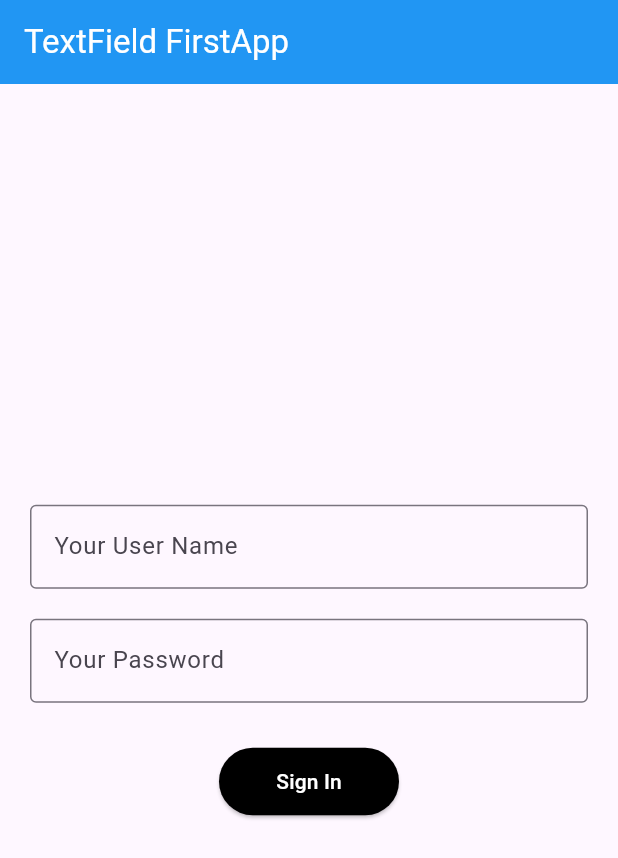
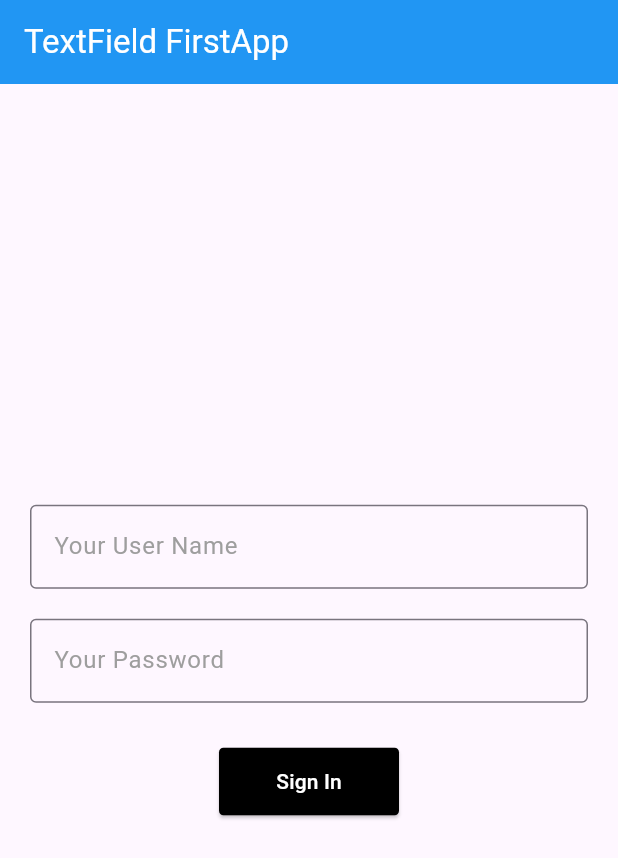
Before and after one commit to vedant15708/task_29_9_25, a Flutter app: the LoginScreen screen opened directly, on a phone screen of 412 x 824 dp. Shown: the top 858 px of the screen. Run offline on Flutter 3.47's test engine with Material 3 defaults, Android fonts, the phone set to English and light mode, and no system bars; our stand-ins replace fluttertoast.

Commit message:
Text field

```diff
--- a/lib/TextFieldDemo.dart
+++ b/lib/TextFieldDemo.dart
@@ -24,6 +24,30 @@ class LoginScreen extends StatefulWidget {
 }
 
 class _LoginScreenState extends State<LoginScreen> {
+  late FocusNode _usernameFocusNode;
+  late FocusNode _passwordFocusNode;
+
+  @override
+  void initState() {
+    super.initState();
+    _usernameFocusNode = FocusNode();
+    _passwordFocusNode = FocusNode();
+
+    _usernameFocusNode.addListener(() {
+      setState(() {});
+    });
+    _passwordFocusNode.addListener(() {
+      setState(() {});
+    });
+  }
+
+  @override
+  void dispose() {
+    _usernameFocusNode.dispose();
+    _passwordFocusNode.dispose();
+    super.dispose();
+  }
+
   @override
   Widget build(BuildContext context) {
     return Scaffold(
@@ -38,24 +62,38 @@ class _LoginScreenState extends State<LoginScreen> {
           mainAxisAlignment: MainAxisAlignment.center,
           children: [
             TextField(
-              decoration: const InputDecoration(
+              // 5. Assign the correct focus node
+              focusNode: _usernameFocusNode,
+              decoration: InputDecoration(
                 labelText: "Your User Name",
                 hintText: "iamnewuser",
-                border: OutlineInputBorder(),
+                labelStyle: TextStyle(
+                  color: _usernameFocusNode.hasFocus ? Colors.blue : Colors.grey,
+                ),
+                border: const OutlineInputBorder(),
+                focusedBorder: const OutlineInputBorder(
+                  borderSide: BorderSide(color: Colors.blue, width: 2.0),
+                ),
               ),
             ),
             const SizedBox(height: 20),
-
             TextField(
+              focusNode: _passwordFocusNode,
+              cursorColor: Colors.blue,
               obscureText: true,
-              decoration: const InputDecoration(
+              decoration: InputDecoration(
                 labelText: "Your Password",
                 hintText: "Enter Password",
-                border: OutlineInputBorder(),
+                labelStyle: TextStyle(
+                  color: _passwordFocusNode.hasFocus ? Colors.blue : Colors.grey,
+                ),
+                border: const OutlineInputBorder(),
+                focusedBorder: const OutlineInputBorder(
+                  borderSide: BorderSide(color: Colors.blue, width: 2.0),
+                ),
               ),
             ),
             const SizedBox(height: 30),
-
             SizedBox(
               width: 120,
               height: 45,
@@ -63,6 +101,9 @@ class _LoginScreenState extends State<LoginScreen> {
                 style: ElevatedButton.styleFrom(
                   backgroundColor: Colors.black,
                   foregroundColor: Colors.white,
+                  shape: RoundedRectangleBorder(
+                    borderRadius: BorderRadius.circular(3),
+                  ),
                 ),
                 onPressed: () {},
                 child: const Text("Sign In"),
```
